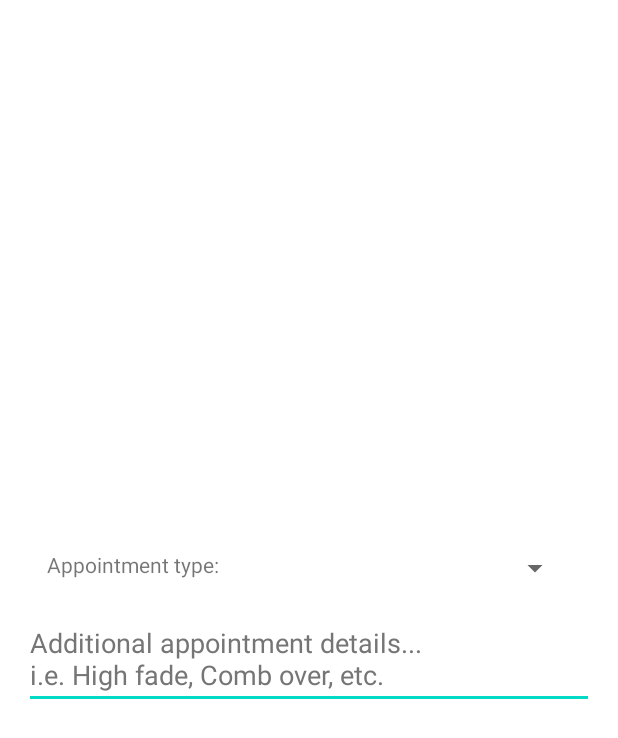
After one commit to Mitchangoes408/TheShop, an Android app: the layout edit_cut_dialog.xml on its own in the app's theme, with its tools: preview values and no code run, on a phone screen of 412 x 824 dp. The commit adds this screen. Shown: the top 738 px of the screen. Run offline under Robolectric (Android 15) with nearby library versions, the phone set to English and light mode, and no system bars.

Commit message:
Editing details display immediately after dialog

```diff
--- a/app/src/main/java/com/main/theshop/UserProfile.java
+++ b/app/src/main/java/com/main/theshop/UserProfile.java
@@ -281,10 +281,6 @@ public class UserProfile extends Fragment {
 
     /** CUTS HELPER CLASSES FOR RECYCLERVIEW  **/
     /** NOTES FOR CUTS RECYCLER
-     *      REVERSE ORDER SO THE MOST RECENT CUTS ARE AT THE FRONT (done)
-     *      FIND A WAY TO ADD A BOOKMARK TO ADD TO MAIN PROFILE IMAGE
-     *      (NOT AT IMPORTANT RN) FIGURE OUT SOME FORMATTING MATH TO MAKE IMAGES FIT NICELY ON ALL DEVICES
-     *
      *      EVERNTUALLY FIND A WAY TO ADD A GIF OF THE PROFILE
      */
 
--- /dev/null
+++ b/app/src/main/res/layout/edit_cut_dialog.xml
@@ -0,0 +1,38 @@
+<LinearLayout
+    xmlns:android="http://schemas.android.com/apk/res/android"
+    android:layout_width="match_parent"
+    android:layout_height="match_parent"
+    android:layout_margin="16dp"
+    android:orientation="vertical"
+    android:gravity="center">
+
+    <LinearLayout
+        android:layout_width="match_parent"
+        android:layout_height="wrap_content"
+        android:orientation="horizontal"
+        android:padding="15dp">
+
+        <TextView
+            android:id="@+id/appt_text"
+            android:layout_width="wrap_content"
+            android:layout_height="match_parent"
+            android:text="@string/appointment_type" />
+
+        <Spinner
+            android:id="@+id/cut_type_menu"
+            android:layout_width="match_parent"
+            android:layout_height="wrap_content"
+            android:contentDescription="@string/cut_styles_menu" />
+    </LinearLayout>
+
+    <EditText
+        android:id="@+id/appointment_details"
+        android:layout_width="match_parent"
+        android:layout_height="wrap_content"
+        android:hint="@string/appointment_hint"
+        android:inputType="textMultiLine"
+        android:textColorHint="#757575"
+        android:importantForAutofill="no" />
+
+
+</LinearLayout>
--- a/app/src/main/res/values/strings.xml
+++ b/app/src/main/res/values/strings.xml
@@ -13,4 +13,6 @@
     <string name="fav_description">Hold Cut image to set as favorite...</string>
     <string name="fav_image">Favorited Cut Image</string>
     <string name="appointment_hint">Additional appointment details...\ni.e. High fade, Comb over, etc.</string>
+    <string name="cut_styles_menu">Cut Styles</string>
+    <string name="appointment_type">Appointment type:</string>
 </resources>
```
Also changed, not shown: app/src/main/java/com/main/theshop/CutDialogFragment.java (added, +113 -0 lines), app/src/main/java/com/main/theshop/CutFragment.java (+23 -0 lines).
